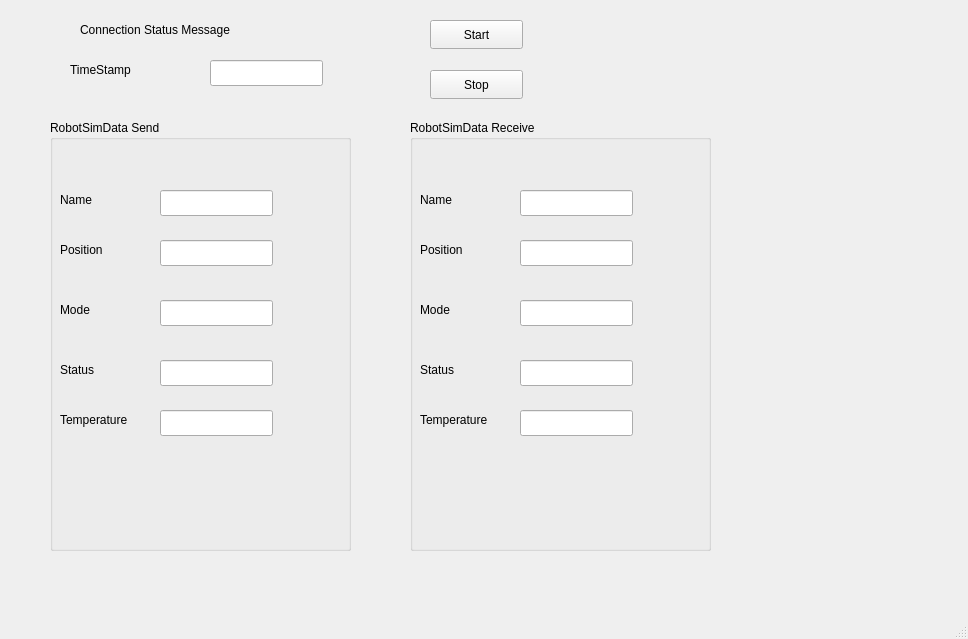
Old version of the form mainwindow.ui in the repository DzungV/OPCUAClient_Qt.
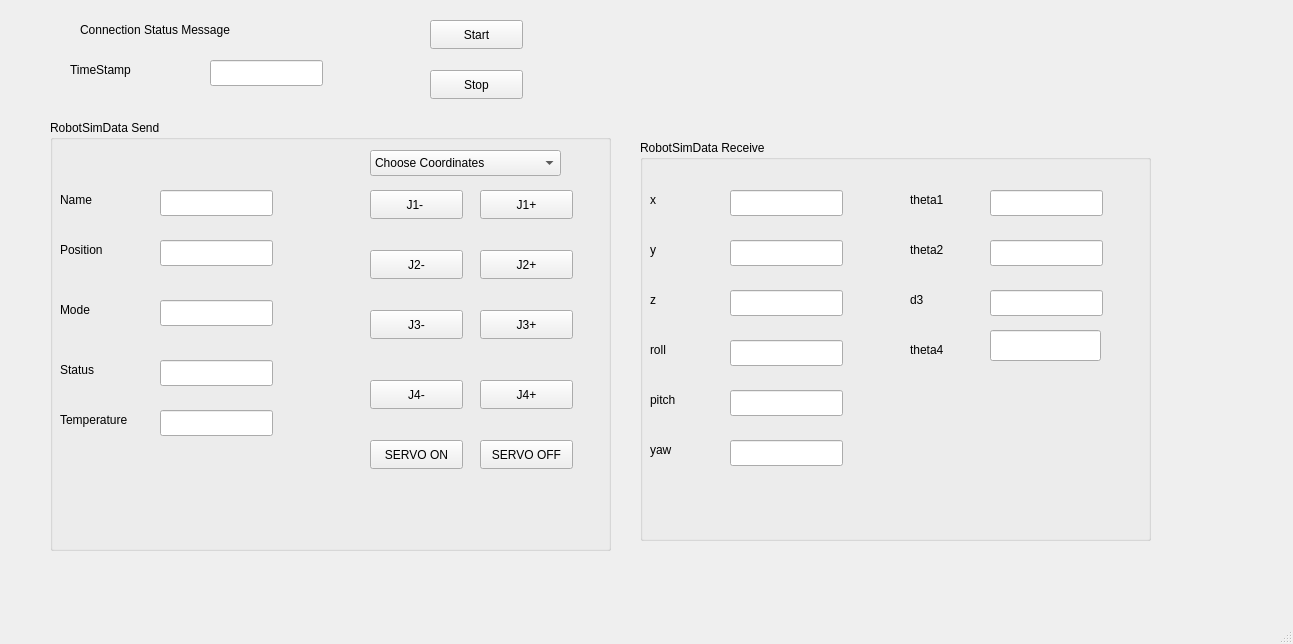
New version of the form.

What changed in the file:
```diff
--- a/mainwindow.ui
+++ b/mainwindow.ui
@@ -6,8 +6,8 @@
    <rect>
     <x>0</x>
     <y>0</y>
-    <width>968</width>
-    <height>639</height>
+    <width>1293</width>
+    <height>644</height>
    </rect>
   </property>
   <property name="windowTitle">
@@ -45,7 +45,7 @@
      <rect>
       <x>50</x>
       <y>120</y>
-      <width>301</width>
+      <width>561</width>
       <height>431</height>
      </rect>
     </property>
@@ -167,14 +167,179 @@
       </rect>
      </property>
     </widget>
+    <widget class="QPushButton" name="btnJ1_neg">
+     <property name="geometry">
+      <rect>
+       <x>320</x>
+       <y>70</y>
+       <width>93</width>
+       <height>29</height>
+      </rect>
+     </property>
+     <property name="text">
+      <string>J1- </string>
+     </property>
+    </widget>
+    <widget class="QPushButton" name="btnJ1_pos">
+     <property name="geometry">
+      <rect>
+       <x>430</x>
+       <y>70</y>
+       <width>93</width>
+       <height>29</height>
+      </rect>
+     </property>
+     <property name="text">
+      <string>J1+</string>
+     </property>
+    </widget>
+    <widget class="QPushButton" name="btnJ2_neg">
+     <property name="geometry">
+      <rect>
+       <x>320</x>
+       <y>130</y>
+       <width>93</width>
+       <height>29</height>
+      </rect>
+     </property>
+     <property name="text">
+      <string>J2-</string>
+     </property>
+    </widget>
+    <widget class="QPushButton" name="btnJ2_pos">
+     <property name="geometry">
+      <rect>
+       <x>430</x>
+       <y>130</y>
+       <width>93</width>
+       <height>29</height>
+      </rect>
+     </property>
+     <property name="text">
+      <string>J2+</string>
+     </property>
+    </widget>
+    <widget class="QPushButton" name="btnJ3_neg">
+     <property name="geometry">
+      <rect>
+       <x>320</x>
+       <y>190</y>
+       <width>93</width>
+       <height>29</height>
+      </rect>
+     </property>
+     <property name="text">
+      <string>J3-</string>
+     </property>
+    </widget>
+    <widget class="QPushButton" name="btnJ3_pos">
+     <property name="geometry">
+      <rect>
+       <x>430</x>
+       <y>190</y>
+       <width>93</width>
+       <height>29</height>
+      </rect>
+     </property>
+     <property name="text">
+      <string>J3+</string>
+     </property>
+    </widget>
+    <widget class="QPushButton" name="btnJ4_neg">
+     <property name="geometry">
+      <rect>
+       <x>320</x>
+       <y>260</y>
+       <width>93</width>
+       <height>29</height>
+      </rect>
+     </property>
+     <property name="text">
+      <string>J4-</string>
+     </property>
+    </widget>
+    <widget class="QPushButton" name="btnJ4_pos">
+     <property name="geometry">
+      <rect>
+       <x>430</x>
+       <y>260</y>
+       <width>93</width>
+       <height>29</height>
+      </rect>
+     </property>
+     <property name="text">
+      <string>J4+</string>
+     </property>
+    </widget>
+    <widget class="QPushButton" name="btnSVON">
+     <property name="geometry">
+      <rect>
+       <x>320</x>
+       <y>320</y>
+       <width>93</width>
+       <height>29</height>
+      </rect>
+     </property>
+     <property name="text">
+      <string>SERVO ON</string>
+     </property>
+    </widget>
+    <widget class="QPushButton" name="btnSVOFF">
+     <property name="geometry">
+      <rect>
+       <x>430</x>
+       <y>320</y>
+       <width>93</width>
+       <height>29</height>
+      </rect>
+     </property>
+     <property name="text">
+      <string>SERVO OFF</string>
+     </property>
+    </widget>
+    <widget class="QComboBox" name="chbCoords">
+     <property name="geometry">
+      <rect>
+       <x>320</x>
+       <y>30</y>
+       <width>191</width>
+       <height>26</height>
+      </rect>
+     </property>
+     <item>
+      <property name="text">
+       <string>Choose Coordinates</string>
+      </property>
+     </item>
+     <item>
+      <property name="text">
+       <string>Joint Coordinates</string>
+      </property>
+     </item>
+     <item>
+      <property name="text">
+       <string>Cartesian Coordinates</string>
+      </property>
+     </item>
+     <item>
+      <property name="text">
+       <string>Tool Coordinates</string>
+      </property>
+     </item>
+     <item>
+      <property name="text">
+       <string>User Coordinates</string>
+      </property>
+     </item>
+    </widget>
    </widget>
    <widget class="QGroupBox" name="groupBox_2">
     <property name="geometry">
      <rect>
-      <x>410</x>
-      <y>120</y>
-      <width>301</width>
-      <height>431</height>
+      <x>640</x>
+      <y>140</y>
+      <width>511</width>
+      <height>401</height>
      </rect>
     </property>
     <property name="title">
@@ -184,72 +349,72 @@
      <property name="geometry">
       <rect>
        <x>10</x>
-       <y>70</y>
-       <width>63</width>
+       <y>50</y>
+       <width>31</width>
        <height>20</height>
       </rect>
      </property>
      <property name="text">
-      <string>Name</string>
+      <string>x</string>
      </property>
     </widget>
     <widget class="QLabel" name="label_8">
      <property name="geometry">
       <rect>
        <x>10</x>
-       <y>120</y>
-       <width>63</width>
+       <y>100</y>
+       <width>21</width>
        <height>20</height>
       </rect>
      </property>
      <property name="text">
-      <string>Position</string>
+      <string>y</string>
      </property>
     </widget>
     <widget class="QLabel" name="label_9">
      <property name="geometry">
       <rect>
        <x>10</x>
-       <y>180</y>
-       <width>63</width>
+       <y>150</y>
+       <width>31</width>
        <height>20</height>
       </rect>
      </property>
      <property name="text">
-      <string>Mode</string>
+      <string>z</string>
      </property>
     </widget>
     <widget class="QLabel" name="label_10">
      <property name="geometry">
       <rect>
        <x>10</x>
-       <y>240</y>
-       <width>63</width>
+       <y>200</y>
+       <width>41</width>
        <height>20</height>
       </rect>
      </property>
      <property name="text">
-      <string>Status</string>
+      <string>roll</string>
      </property>
     </widget>
     <widget class="QLabel" name="label_11">
      <property name="geometry">
       <rect>
        <x>10</x>
-       <y>290</y>
-       <width>91</width>
+       <y>250</y>
+       <width>51</width>
        <height>20</height>
       </rect>
      </property>
      <property name="text">
-      <string>Temperature</string>
+      <string>pitch</string>
      </property>
     </widget>
     <widget class="QLineEdit" name="lnERecv_Name">
      <property name="geometry">
       <rect>
-       <x>110</x>
-       <y>70</y>
+       <x>90</x>
+       <y>50</y>
        <width>113</width>
        <height>26</height>
       </rect>
@@ -258,8 +423,8 @@
     <widget class="QLineEdit" name="lnERecv_Pos">
      <property name="geometry">
       <rect>
-       <x>110</x>
-       <y>120</y>
+       <x>90</x>
+       <y>100</y>
        <width>113</width>
        <height>26</height>
       </rect>
@@ -268,8 +433,8 @@
     <widget class="QLineEdit" name="lnERecv_Mode">
      <property name="geometry">
       <rect>
-       <x>110</x>
-       <y>180</y>
+       <x>90</x>
+       <y>150</y>
        <width>113</width>
        <height>26</height>
       </rect>
@@ -278,8 +443,8 @@
     <widget class="QLineEdit" name="lnERecv_Stt">
      <property name="geometry">
       <rect>
-       <x>110</x>
-       <y>240</y>
+       <x>90</x>
+       <y>200</y>
        <width>113</width>
        <height>26</height>
       </rect>
@@ -288,13 +453,128 @@
     <widget class="QLineEdit" name="lnERecv_Temp">
      <property name="geometry">
       <rect>
-       <x>110</x>
-       <y>290</y>
+       <x>90</x>
+       <y>250</y>
        <width>113</width>
        <height>26</height>
       </rect>
      </property>
     </widget>
+    <widget class="QLabel" name="label_12">
+     <property name="geometry">
+      <rect>
+       <x>10</x>
+       <y>300</y>
+       <width>63</width>
+       <height>20</height>
+      </rect>
+     </property>
+     <property name="text">
+      <string>yaw</string>
+     </property>
+    </widget>
+    <widget class="QLineEdit" name="lnERecv_yaw">
+     <property name="geometry">
+      <rect>
+       <x>90</x>
+       <y>300</y>
+       <width>113</width>
+       <height>26</height>
+      </rect>
+     </property>
+    </widget>
+    <widget class="QLabel" name="label_13">
+     <property name="geometry">
+      <rect>
+       <x>270</x>
+       <y>100</y>
+       <width>63</width>
+       <height>20</height>
+      </rect>
+     </property>
+     <property name="text">
+      <string>theta2</string>
+     </property>
+    </widget>
+    <widget class="QLabel" name="label_14">
+     <property name="geometry">
+      <rect>
+       <x>270</x>
+       <y>50</y>
+       <width>63</width>
+       <height>20</height>
+      </rect>
+     </property>
+     <property name="text">
+      <string>theta1</string>
+     </property>
+    </widget>
+    <widget class="QLabel" name="label_15">
+     <property name="geometry">
+      <rect>
+       <x>270</x>
+       <y>150</y>
+       <width>63</width>
+       <height>20</height>
+      </rect>
+     </property>
+     <property name="text">
+      <string>d3</string>
+     </property>
+    </widget>
+    <widget class="QLineEdit" name="lnERecv_theta1">
+     <property name="geometry">
+      <rect>
+       <x>350</x>
+       <y>50</y>
+       <width>113</width>
+       <height>26</height>
+      </rect>
+     </property>
+    </widget>
+    <widget class="QLineEdit" name="lnERecv_theta2">
+     <property name="geometry">
+      <rect>
+       <x>350</x>
+       <y>100</y>
+       <width>113</width>
+       <height>26</height>
+      </rect>
+     </property>
+    </widget>
+    <widget class="QLineEdit" name="lnERecv_d3">
+     <property name="geometry">
+      <rect>
+       <x>350</x>
+       <y>150</y>
+       <width>113</width>
+       <height>26</height>
+      </rect>
+     </property>
+    </widget>
+    <widget class="QLineEdit" name="lnERecv_theta4">
+     <property name="geometry">
+      <rect>
+       <x>350</x>
+       <y>190</y>
+       <width>111</width>
+       <height>31</height>
+      </rect>
+     </property>
+    </widget>
+    <widget class="QLabel" name="label_16">
+     <property name="geometry">
+      <rect>
+       <x>270</x>
+       <y>200</y>
+       <width>63</width>
+       <height>20</height>
+      </rect>
+     </property>
+     <property name="text">
+      <string>theta4</string>
+     </property>
+    </widget>
    </widget>
    <widget class="QLabel" name="label_2">
     <property name="geometry">
```
Left out of the diff: 12 changed lines with no effect on the pictures.
